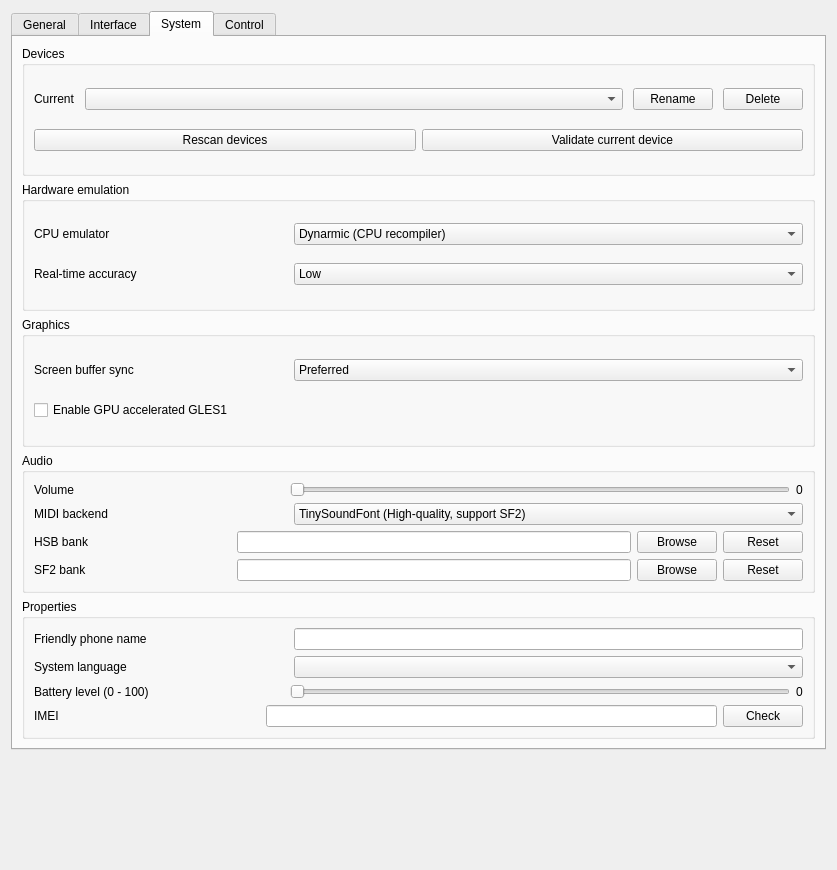
Qt form src/emu/qt/src/settings_dialog.ui (EKA2L1/EKA2L1) before a commit.
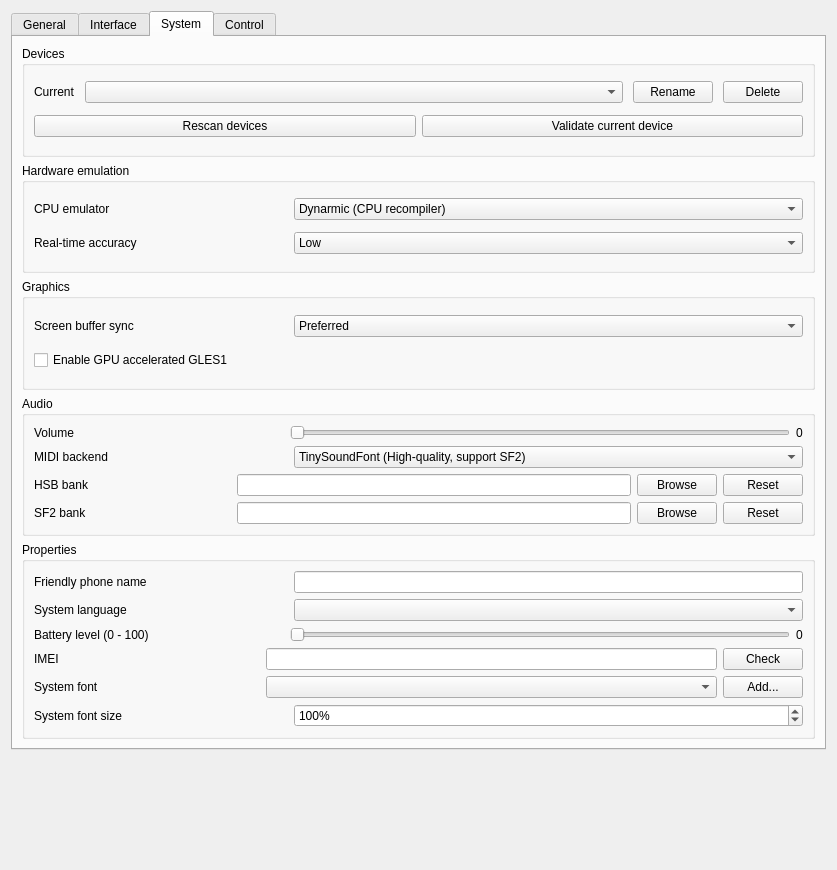
The same form after that commit. The open tabs and pages were chosen to show the change.

Commit message: fbs: let a user font stand in for the device system font

What changed in the file:
```diff
--- a/src/emu/qt/src/settings_dialog.ui
+++ b/src/emu/qt/src/settings_dialog.ui
@@ -1054,6 +1054,66 @@
             </item>
            </layout>
           </item>
+          <item row="7" column="0">
+           <layout class="QHBoxLayout" name="system_prop_font_layout" stretch="1,2,0">
+            <item>
+             <widget class="QLabel" name="system_prop_font_label">
+              <property name="toolTip">
+               <string>Draw the device's text with a font of your choice instead of its own. Fonts are kept in the fonts folder of the data folder. Takes effect the next time a device boots.</string>
+              </property>
+              <property name="text">
+               <string>System font</string>
+              </property>
+             </widget>
+            </item>
+            <item>
+             <widget class="QComboBox" name="system_prop_font_combo"/>
+            </item>
+            <item>
+             <widget class="QPushButton" name="system_prop_font_add_btn">
+              <property name="toolTip">
+               <string>Copy TrueType fonts into the fonts folder of the data folder.</string>
+              </property>
+              <property name="text">
+               <string>Add...</string>
+              </property>
+             </widget>
+            </item>
+           </layout>
+          </item>
+          <item row="8" column="0">
+           <layout class="QHBoxLayout" name="system_prop_font_scale_layout" stretch="1,2">
+            <item>
+             <widget class="QLabel" name="system_prop_font_scale_label">
+              <property name="toolTip">
+               <string>Size of the system font, as a percentage of the height of the device's own capital letters.</string>
+              </property>
+              <property name="text">
+               <string>System font size</string>
+              </property>
+             </widget>
+            </item>
+            <item>
+             <widget class="QSpinBox" name="system_prop_font_scale_spin">
+              <property name="suffix">
+               <string>%</string>
+              </property>
+              <property name="minimum">
+               <number>50</number>
+              </property>
+              <property name="maximum">
+               <number>200</number>
+              </property>
+              <property name="singleStep">
+               <number>5</number>
+              </property>
+              <property name="value">
+               <number>100</number>
+              </property>
+             </widget>
+            </item>
+           </layout>
+          </item>
          </layout>
         </widget>
        </item>
```
The commit also changes 9 other files.
